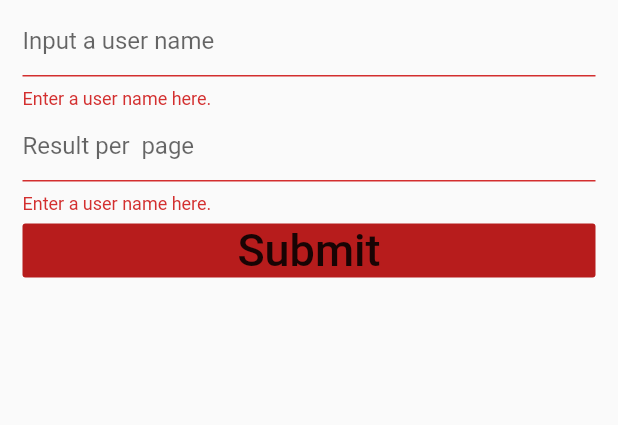
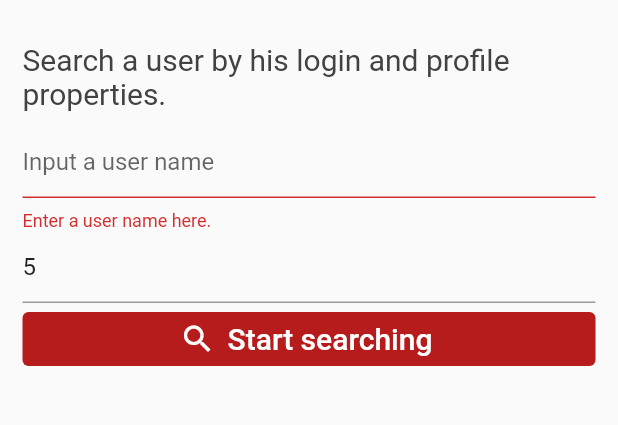
Before and after one commit to IvansPhoto/github_finder_rxdart_getit, a Flutter app: the screen it shows after launch, on a phone screen of 412 x 824 dp, the part 84-509 px from its top. Run offline on Flutter 3.47's test engine with Material 2 defaults, Android fonts, the phone set to English and light mode, and no system bars; our stand-ins replace flutter_spinkit, get_it, rxdart.

```diff
--- a/lib/pages/SearchingUsersPage.dart
+++ b/lib/pages/SearchingUsersPage.dart
@@ -5,53 +5,55 @@ import 'package:github_finder_rxdart_getit/services.dart';
 class SearchingUsersPage extends StatelessWidget {
   final _searchParameters = getIt.get<SearchParameters>();
   final _formKey = GlobalKey<FormState>();
-	final _userNameKey = TextEditingController();
-	final _perPageKey = TextEditingController();
 
   @override
   Widget build(BuildContext context) {
+    final _userNameKey = TextEditingController();
+    final _perPageKey = TextEditingController(text: _searchParameters.getPerPage.toString());
     return Scaffold(
       drawer: MainDrawer(),
       appBar: AppBar(title: Text('Index Page'), elevation: 0, centerTitle: true),
       body: Center(
         child: Form(
             key: _formKey,
-						autovalidate: true, //How this relates to initialValue?
+            autovalidate: true,
             child: Padding(
               padding: const EdgeInsets.symmetric(vertical: 3, horizontal: 15),
               child: Column(
                 mainAxisSize: MainAxisSize.max,
                 crossAxisAlignment: CrossAxisAlignment.stretch,
                 children: <Widget>[
+                  SizedBox(height: 25),
+                  Text('Search a user by his login and profile properties.'),
+                  SizedBox(height: 10),
                   TextFormField(
                     keyboardType: TextInputType.text,
                     controller: _userNameKey,
                     decoration: const InputDecoration(hintText: 'Input a user name'),
-										validator: (value) {
-											return value.isEmpty ? 'Enter a user name here.' : null;
-										},
+                    validator: (value) => value.isEmpty ? 'Enter a user name here.' : null,
                   ),
                   TextFormField(
                     keyboardType: TextInputType.number,
                     controller: _perPageKey,
-										decoration: const InputDecoration(hintText: 'Result per  page'),
-//                    initialValue: '15',
+                    decoration: const InputDecoration(hintText: 'Result per page'),
                     validator: (value) => value.isEmpty ? 'Enter a user name here.' : null,
                   ),
-									FlatButton(
-										color: Theme.of(context).primaryColor,
-										disabledColor: Colors.grey[600],
-										disabledTextColor: Colors.grey[400],
+                  RaisedButton.icon(
+                      elevation: 0,
+                      disabledElevation: 0,
                       onPressed: () {
                         if (_formKey.currentState.validate()) {
                           _searchParameters.setString = _userNameKey.text; //Set search string to object.
                           _searchParameters.setPerPage = int.parse(_perPageKey.text);
-												_searchParameters.searchUsers(context: context,searchParameters: _searchParameters);
+                          _searchParameters.setPage = 1;
+                          _searchParameters.searchUsers(context: context, searchParameters: _searchParameters);
                           Navigator.pushNamed(context, RouteNames.users);
+                        } else {
+                          return null;
                         }
                       },
-										child: Text('Submit'),
-									),
+                      icon: Icon(Icons.search),
+                      label: Text('Start searching'))
                 ],
               ),
             )),
--- a/lib/services.dart
+++ b/lib/services.dart
@@ -275,7 +275,7 @@ class SearchParameters {
 	String searchString;
 	int page;
 	int perPage;
-	SearchParameters({this.searchString, this.page = 1, this.perPage = 15});
+	SearchParameters({this.searchString, this.page = 1, this.perPage = 5});
 
 	set setString(String newSearchString) => searchString = newSearchString;
 	set setPage(int newPage) => page = newPage;
@@ -298,13 +298,8 @@ class SearchParameters {
 	GitHubUserResponse get currentGHUResponse => _gitHubUserResponse.value;
 	set setGHUResponse(GitHubUserResponse gitHubUserResponse) => _gitHubUserResponse.add(gitHubUserResponse);
 
-//	final BehaviorSubject _isLoading = BehaviorSubject<bool>();
-//	Stream get streamIsLoading$ => _isLoading.stream;
-//	bool get isLoadingValue => _isLoading.value;
-//	set setLoadingValue(bool loading) => _isLoading.add(loading);
 
 	void searchUsers({@required BuildContext context, SearchParameters searchParameters}) async {
-//		setLoadingValue = true;
 		setGHUResponse = null; //Set to null to make 'snapshot.hasData = false' in the page of search result.
 		try {
 			Response response =
@@ -315,7 +310,6 @@ class SearchParameters {
 			print(error);
 			Navigator.pushNamed(context, RouteNames.error, arguments: error); //Check error type.
 		}
-//		setLoadingValue = false;
 	}
 
 	static void getUserProfile({BuildContext context, String url}) async {
```
Also changed, not shown: lib/main.dart (+55 -4 lines), lib/pages/SearchUsersResultPage.dart (+13 -5 lines), lib/widgets.dart (+77 -17 lines). Lines whose indentation alone changed are shown as unchanged.
